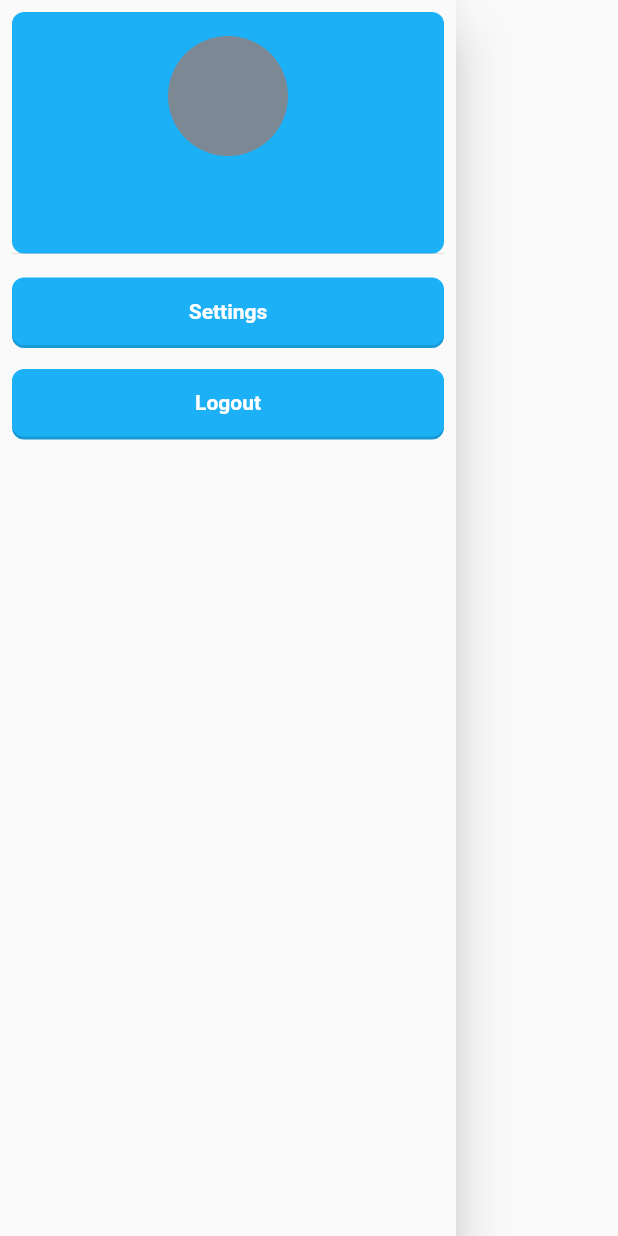
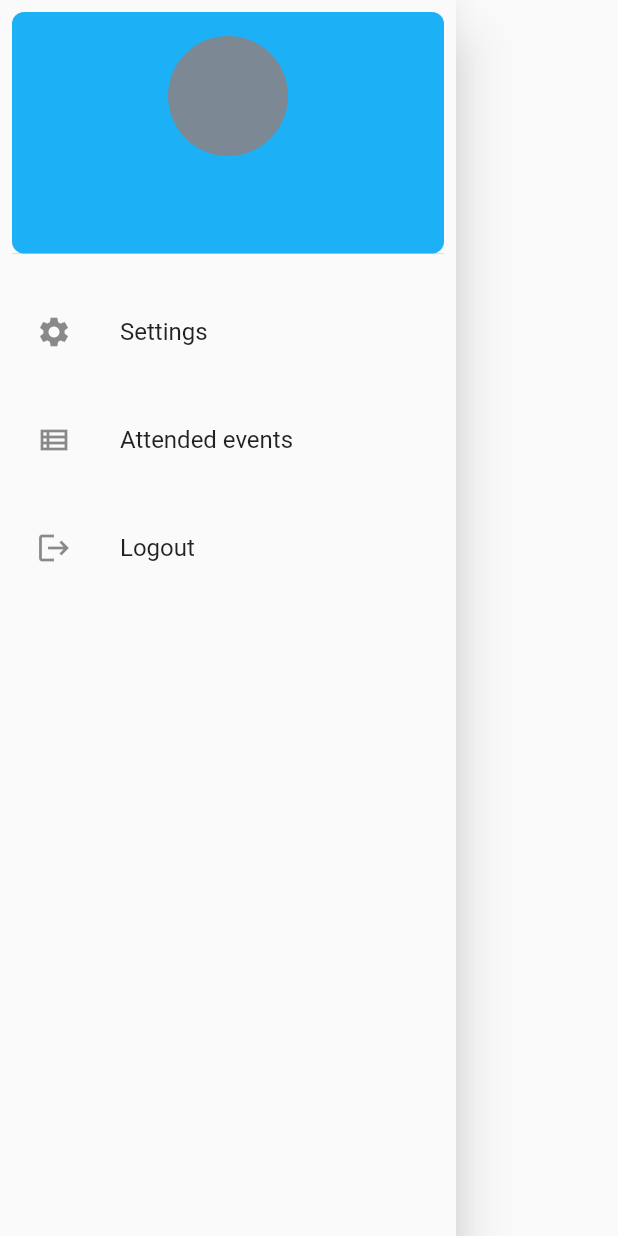
Before and after one commit to nguyenquan123vn/duolingo_event_flutter, a Flutter app: the DuolingoDrawer widget shown alone on an empty page, opened directly, on a phone screen of 412 x 824 dp. Run offline on Flutter 3.47's test engine with Material 2 defaults, Android fonts, the phone set to English and light mode, and no system bars; our stand-ins replace cloud_firestore, firebase_auth, firebase_core, google_sign_in; missing offline and left inert: flutter_login_facebook; accounts and stored records are empty.

Commit message:
Add attended events field to drawer

```diff
--- a/lib/global/widget/drawer.dart
+++ b/lib/global/widget/drawer.dart
@@ -1,6 +1,5 @@
 import 'package:flutter/material.dart';
 import 'package:duolingo_event_app/global/style.dart';
-import './button.dart';
 import 'avatar.dart';
 import 'package:duolingo_event_app/service/authentication/authentication_service.dart';
 import 'package:provider/provider.dart';
@@ -14,7 +13,6 @@ class DuolingoDrawer extends StatefulWidget implements PreferredSizeWidget {
   _DuolingoDrawerState createState() => _DuolingoDrawerState();
 
   @override
-  // TODO: implement preferredSize
   Size get preferredSize => throw UnimplementedError();
 }
 
@@ -47,17 +45,25 @@ class _DuolingoDrawerState extends State<DuolingoDrawer> {
                 decoration: BoxDecoration(
                     color: defaultBrandColor,
                     borderRadius: BorderRadius.all(Radius.circular(8.0)))),
-            SizedBox(height: 8.0),
-            Button(
-              label: 'Settings',
-              type: 'PRIMARY',
-              onPressed: () {},
-            ),
             SizedBox(height: 16.0),
-            Button(
-                label: 'Logout',
-                type: 'PRIMARY',
-                onPressed: () => auth.signOut()),
+            ListTile(
+                leading: Icon(Icons.settings),
+                title: Text("Settings"),
+              ),
+            SizedBox(height: 16.0),
+            ListTile(
+                leading: Icon(Icons.view_list_outlined),
+                title: Text("Attended events"),
+                onTap: () {
+                  Navigator.of(context).pushNamed('/attended');
+                },
+              ),
+            SizedBox(height: 16.0),
+            ListTile(
+                leading: Icon(Icons.logout),
+                title: Text("Logout"),
+                onTap: () => auth.signOut(),
+              ),
           ],
         ),
       ),
```
